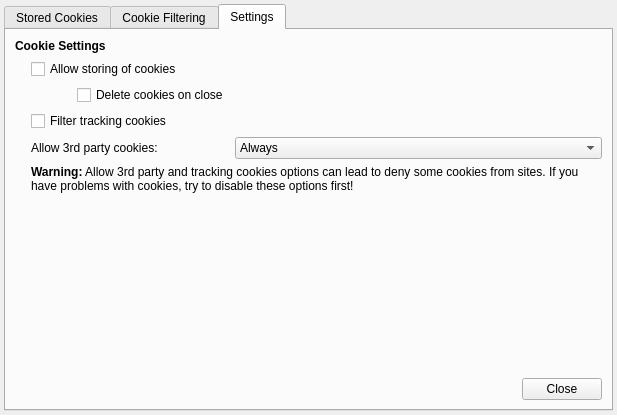
Old version of the form src/lib/cookies/cookiemanager.ui in the repository QupZilla/qupzilla.
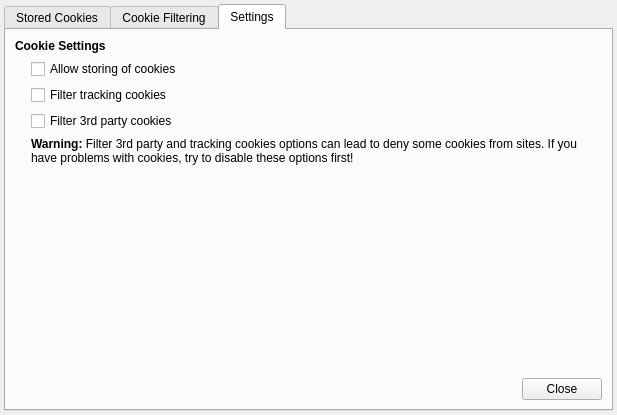
New version of the form. The open tabs and pages were chosen to show the change. Custom widgets are drawn as their Qt base class.

Commit message: Bring back support for managing cookies

Diff of the .ui file:
```diff
--- a/src/lib/cookies/cookiemanager.ui
+++ b/src/lib/cookies/cookiemanager.ui
@@ -371,6 +371,29 @@
        <string>Settings</string>
       </attribute>
       <layout class="QGridLayout" name="gridLayout_4">
+       <item row="1" column="0">
+        <spacer name="horizontalSpacer_2">
+         <property name="orientation">
+          <enum>Qt::Horizontal</enum>
+         </property>
+         <property name="sizeType">
+          <enum>QSizePolicy::Fixed</enum>
+         </property>
+         <property name="sizeHint" stdset="0">
+          <size>
+           <width>10</width>
+           <height>20</height>
+          </size>
+         </property>
+        </spacer>
+       </item>
+       <item row="4" column="1">
+        <widget class="QCheckBox" name="filter3rdParty">
+         <property name="text">
+          <string>Filter 3rd party cookies</string>
+         </property>
+        </widget>
+       </item>
        <item row="0" column="0" colspan="3">
         <widget class="QLabel" name="label_13">
          <property name="text">
@@ -385,65 +408,6 @@
          </property>
         </widget>
        </item>
-       <item row="2" column="0">
-        <spacer name="horizontalSpacer_2">
-         <property name="orientation">
-          <enum>Qt::Horizontal</enum>
-         </property>
-         <property name="sizeType">
-          <enum>QSizePolicy::Fixed</enum>
-         </property>
-         <property name="sizeHint" stdset="0">
-          <size>
-           <width>10</width>
-           <height>20</height>
-          </size>
-         </property>
-        </spacer>
-       </item>
-       <item row="2" column="1">
-        <spacer name="horizontalSpacer">
-         <property name="orientation">
-          <enum>Qt::Horizontal</enum>
-         </property>
-         <property name="sizeType">
-          <enum>QSizePolicy::Fixed</enum>
-         </property>
-         <property name="sizeHint" stdset="0">
-          <size>
-           <width>40</width>
-           <height>20</height>
-          </size>
-         </property>
-        </spacer>
-       </item>
-       <item row="2" column="2">
-        <widget class="QCheckBox" name="deleteCookiesOnClose">
-         <property name="text">
-          <string>Delete cookies on close</string>
-         </property>
-        </widget>
-       </item>
-       <item row="2" column="3">
-        <spacer name="horizontalSpacer_22">
-         <property name="orientation">
-          <enum>Qt::Horizontal</enum>
-         </property>
-         <property name="sizeHint" stdset="0">
-          <size>
-           <width>344</width>
-           <height>20</height>
-          </size>
-         </property>
-        </spacer>
-       </item>
-       <item row="4" column="1" colspan="2">
-        <widget class="QLabel" name="label_14">
-         <property name="text">
-          <string>Allow 3rd party cookies:</string>
-         </property>
-        </widget>
-       </item>
        <item row="3" column="1" colspan="2">
         <widget class="QCheckBox" name="filterTracking">
          <property name="text">
@@ -467,7 +431,7 @@
        <item row="5" column="1" colspan="3">
         <widget class="QLabel" name="label_19">
          <property name="text">
-          <string>&lt;b&gt;Warning:&lt;/b&gt; Allow 3rd party and tracking cookies options can lead to deny some cookies from sites. If you have problems with cookies, try to disable these options first!</string>
+          <string>&lt;b&gt;Warning:&lt;/b&gt; Filter 3rd party and tracking cookies options can lead to deny some cookies from sites. If you have problems with cookies, try to disable these options first!</string>
          </property>
          <property name="wordWrap">
           <bool>true</bool>
@@ -481,30 +445,6 @@
          </property>
         </widget>
        </item>
-       <item row="4" column="3">
-        <widget class="QComboBox" name="allowThirdPartyCookies">
-         <property name="toolTip">
-          <string>&lt;p&gt;&lt;b&gt;Always:&lt;/b&gt; Allow third-party resources to set and retrieve cookies.&lt;/p&gt;
-&lt;p&gt;&lt;b&gt;Never:&lt;/b&gt; Never allow third-party resources to set and retrieve cookies.&lt;/p&gt;
-&lt;p&gt;&lt;b&gt;Keep existing:&lt;/b&gt; If the cookie jar already contains cookies from a third-party, allow it to set and retrieve new and existing cookies.&lt;/p&gt;</string>
-         </property>
-         <item>
-          <property name="text">
-           <string>Always</string>
-          </property>
-         </item>
-         <item>
-          <property name="text">
-           <string>Never</string>
-          </property>
-         </item>
-         <item>
-          <property name="text">
-           <string>Keep existing</string>
-          </property>
-         </item>
-        </widget>
-       </item>
       </layout>
      </widget>
     </widget>
```
Left out of the diff: 29 changed lines with no effect on the pictures. The commit also changes 7 other files.
